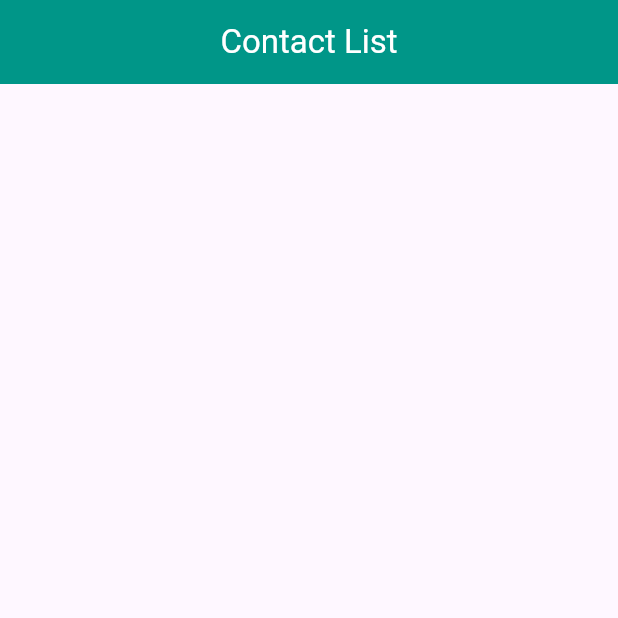
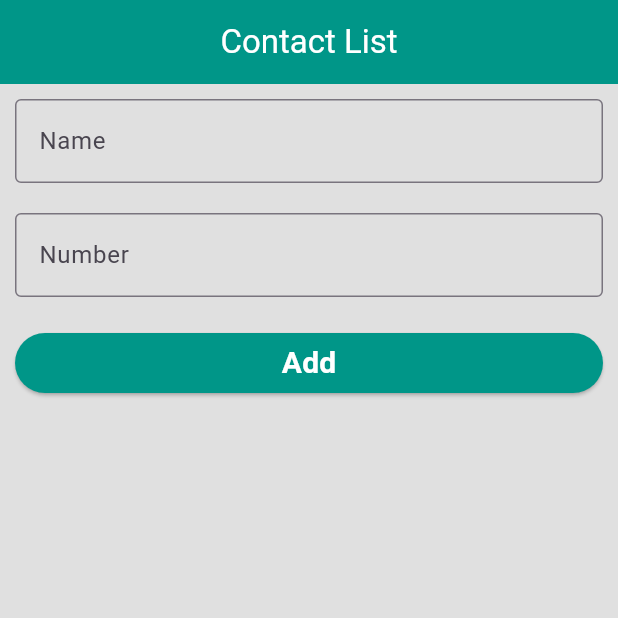
Before and after one commit to santorasu/flutter_assignment_2, a Flutter app: the screen it shows after launch, on a phone screen of 412 x 824 dp, the top half of it. Run offline on Flutter 3.47's test engine with Material 3 defaults, Android fonts, the phone set to English and light mode, and no system bars.

Commit message:
Input Field and Submit Button are created

```diff
--- a/lib/main.dart
+++ b/lib/main.dart
@@ -18,7 +18,8 @@ class MyApp extends StatelessWidget {
           backgroundColor: Colors.teal,
           foregroundColor: Colors.white,
           centerTitle: true
-        )
+        ),
+        scaffoldBackgroundColor: Colors.grey.shade300
       ),
       home: MyHomePage(),
     );
@@ -26,14 +27,65 @@ class MyApp extends StatelessWidget {
 }
 
 class MyHomePage extends StatelessWidget {
-  const MyHomePage({super.key});
-
+   MyHomePage({super.key});
   @override
   Widget build(BuildContext context) {
+    final _formKey = GlobalKey<FormState>();
     return  Scaffold(
       appBar: AppBar(
         title: Text('Contact List'),
       ),
+
+      body: Column(
+        children: [
+          Form(
+              key: _formKey,
+              child: Padding(padding: EdgeInsets.all(10),child: Column(
+            children: [
+              TextFormField(
+                  decoration: InputDecoration(
+                      border: OutlineInputBorder(),
+                      hintText: "Name"
+                  ),
+                validator: (value){
+                    if(value ==null || value.isEmpty){
+                      return "Please Enter Your Name";
+                    }
+                    return null;
+                },
+              ),
+              SizedBox(height: 20,),
+              TextFormField(
+                  decoration: InputDecoration(
+                      border: OutlineInputBorder(),
+                      hintText: "Number",
+                  ),
+                keyboardType: TextInputType.number,
+                validator: (value){
+                    if(value == null || value.isEmpty){
+                      return "Please Enter Your Number";
+                    }
+                    return null;
+                },
+              ),
+              SizedBox(height: 20),
+              SizedBox(
+                  width: double.infinity,
+
+                  child: ElevatedButton(
+                      style: ElevatedButton.styleFrom(
+                          backgroundColor: Colors.teal,
+                          enabledMouseCursor: MouseCursor.defer
+                      ),
+                      onPressed: (){
+                        if(_formKey.currentState!.validate()){
+                          print("Success");
+                        }
+                      }, child: Text("Add",style: TextStyle(color: Colors.white,fontSize: 20,fontWeight: FontWeight.bold),)))
+            ],
+          ),))
+        ],
+      ),
     );
   }
 }
```
